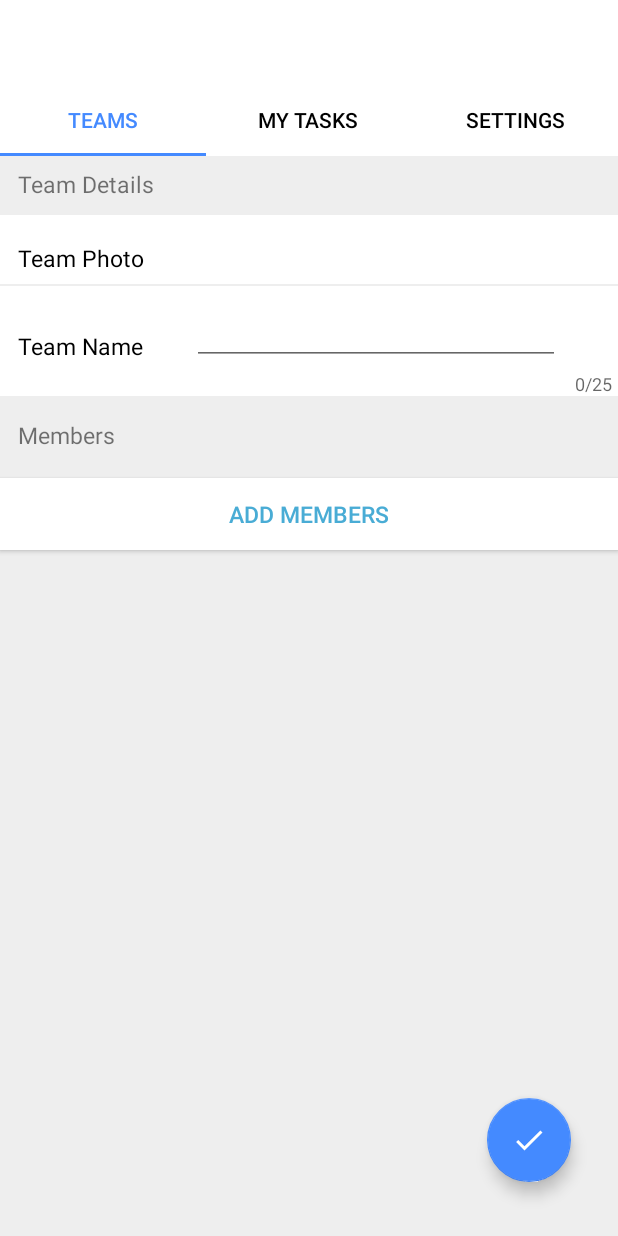
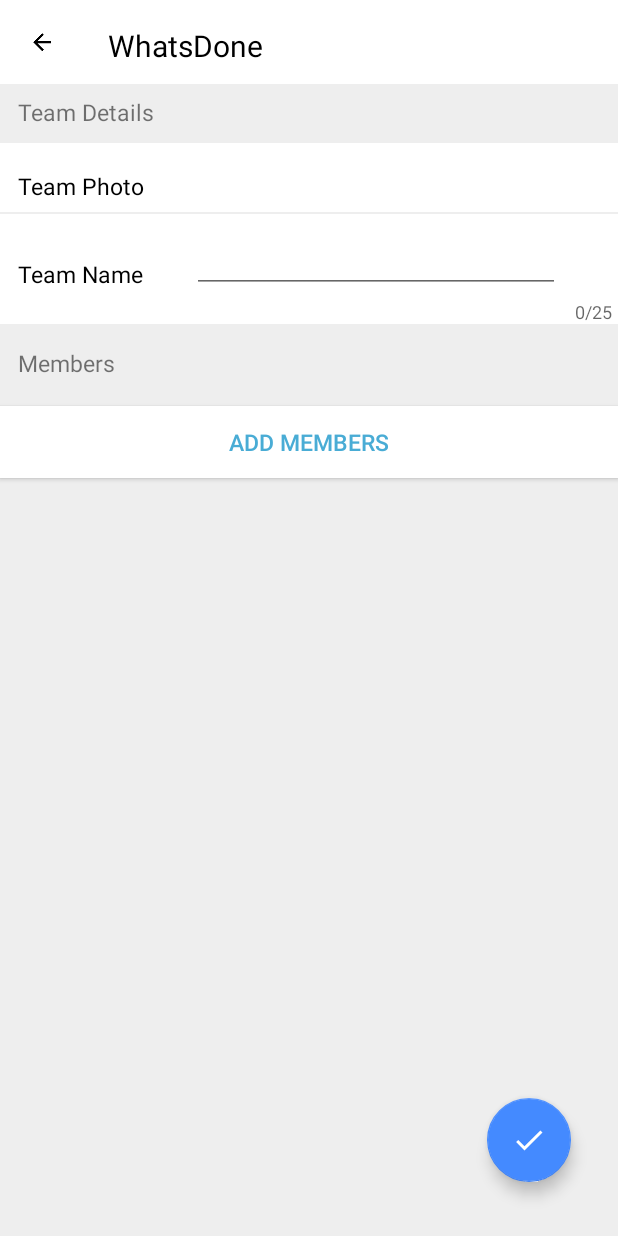
Before and after one commit to sriThariduSangeeth/TestAndroid, an Android app: the fragment InnerGroupTaskFragment placed in its activity, after a tap on an icon or button, on a phone screen of 412 x 824 dp. Run offline under Robolectric (Android 15) with nearby library versions, the phone set to English and light mode, and no system bars; our stand-ins replace CircleImageView, Firebase (no records; nobody signed in at launch, a user with empty details on screens opened directly), Picasso, Timber; libraries missing offline, so code that uses them is left out: com.baoyz.swipemenulistview, com.crashlytics.android, com.karumi.dexter, io.michaelrocks.libphonenumber, retrofit2.converter.jackson; plain views replace SwipeMenuListView; pictures from the network do not load; 12 statements that could not run were skipped.

Commit message:
Add activity for inner tasks and Add Edit groups

```diff
--- a/app/src/main/AndroidManifest.xml
+++ b/app/src/main/AndroidManifest.xml
@@ -54,6 +54,8 @@
         <activity android:name="app.whatsdone.android.ui.activity.ProfileCreationActivity"/>
         <activity android:name="app.whatsdone.android.ui.activity.CodeVerificationActivity"/>
         <activity android:name="app.whatsdone.android.ui.activity.InnerGroupDiscussionActivity"/>
+        <activity android:name=".ui.activity.InnerGroupTaskActivity" />
+
         <service
             android:name=".services.WhatsDoneFirebaseMessagingService"
             android:exported="false">
--- a/app/src/main/java/app/whatsdone/android/ui/activity/GroupsActivity.java
+++ b/app/src/main/java/app/whatsdone/android/ui/activity/GroupsActivity.java
@@ -24,21 +24,13 @@ import app.whatsdone.android.ui.fragments.SettingFragment;
 public class GroupsActivity extends AppCompatActivity {
 
     private TabLayout tabLayout;
-    private Context context=this;
     private Toolbar toolbar;
-    private static GroupsActivity instance;
     private GroupContainerFragment groupContainerFragment;
     private MyTaskContainerFragment myTaskContainerFragment;
     private SettingFragment settingFragment;
-    private GroupFragment groupFragment;
-    private MyTaskFragment myTaskFragment;
-    private GroupsRecyclerViewAdapter recyclerViewAdapter;
-    private AddGroupFragment addGroupFragment = new AddGroupFragment();
-    private InnerGroupTaskFragment innerGroupTaskFragment;
 
 
-
-   // private int[] tabIcons = {R.drawable.group, R.drawable.task, R.drawable.settings};
+    // private int[] tabIcons = {R.drawable.group, R.drawable.task, R.drawable.settings};
 
     @Override
     protected void onCreate(Bundle savedInstanceState) {
@@ -55,17 +47,7 @@ public class GroupsActivity extends AppCompatActivity {
         setSupportActionBar(toolbar);
         toolbar.setNavigationIcon(null);
 
-
-
         getSupportFragmentManager().beginTransaction().replace(R.id.activity_groups_constraint_layout, groupContainerFragment).commit();
-
-        Display display = getWindowManager().getDefaultDisplay();
-        Point size = new Point();
-        display.getSize(size);
-        int width = size.x;
-        int height = size.y;
-        System.out.println("Width  =" + width);
-        System.out.println("height = "+ height);
 
     }
 
@@ -91,7 +73,6 @@ public class GroupsActivity extends AppCompatActivity {
                        getSupportFragmentManager().beginTransaction().replace(R.id.activity_groups_constraint_layout, settingFragment).commit();
                        break;
 
-
                }
            }
 
@@ -105,11 +86,6 @@ public class GroupsActivity extends AppCompatActivity {
 
            }
        });
-    }
-
-    public static GroupsActivity getInstance()
-    {
-        return instance;
     }
 
 
--- /dev/null
+++ b/app/src/main/java/app/whatsdone/android/ui/activity/InnerGroupTaskActivity.java
@@ -0,0 +1,35 @@
+package app.whatsdone.android.ui.activity;
+
+import android.os.Bundle;
+import android.support.annotation.Nullable;
+import android.support.v4.app.Fragment;
+import android.support.v7.app.AppCompatActivity;
+
+import app.whatsdone.android.R;
+import app.whatsdone.android.model.Group;
+import app.whatsdone.android.ui.fragments.AddGroupFragment;
+import app.whatsdone.android.ui.fragments.InnerGroupTaskFragment;
+import app.whatsdone.android.utils.Constants;
+
+public class InnerGroupTaskActivity extends AppCompatActivity {
+
+    @Override
+    protected void onCreate(@Nullable Bundle savedInstanceState) {
+        super.onCreate(savedInstanceState);
+        setContentView(R.layout.activity_inner_group_task);
+
+        if(getIntent().getExtras() != null) {
+
+            Group group = getIntent().getExtras().getParcelable(Constants.ARG_GROUP);
+            String action = getIntent().getExtras().getString(Constants.ARG_ACTION);
+            Fragment fragment;
+            if(action != null && action.equals(Constants.ACTION_VIEW_GROUP)) {
+                fragment = AddGroupFragment.newInstance();
+            }else {
+                fragment = InnerGroupTaskFragment.newInstance(group);
+            }
+
+            getSupportFragmentManager().beginTransaction().replace(R.id.task_container, fragment).commit();
+        }
+    }
+}
--- a/app/src/main/java/app/whatsdone/android/ui/adapters/TaskInnerGroupRecyclerViewAdapter.java
+++ b/app/src/main/java/app/whatsdone/android/ui/adapters/TaskInnerGroupRecyclerViewAdapter.java
@@ -81,7 +81,7 @@ public class TaskInnerGroupRecyclerViewAdapter extends RecyclerView.Adapter<Task
             public void onClick(View v) {
                 AppCompatActivity activity = (AppCompatActivity) v.getContext();
                 Fragment myFragment = EditTaskFragment.newInstance(group, task);
-                activity.getSupportFragmentManager().beginTransaction().replace(R.id.group_container, myFragment).addToBackStack(null).commit();
+                activity.getSupportFragmentManager().beginTransaction().replace(R.id.task_container, myFragment).addToBackStack(null).commit();
             }
         });
 
--- a/app/src/main/java/app/whatsdone/android/ui/fragments/AddGroupFragment.java
+++ b/app/src/main/java/app/whatsdone/android/ui/fragments/AddGroupFragment.java
@@ -1,25 +1,12 @@
 package app.whatsdone.android.ui.fragments;
 
-import android.app.AlertDialog;
-import android.content.Context;
-import android.content.DialogInterface;
-import android.net.Uri;
 import android.os.Bundle;
 import android.support.v7.widget.Toolbar;
-import android.view.LayoutInflater;
 import android.view.View;
-import android.view.ViewGroup;
-import android.widget.Toast;
-
-import java.util.ArrayList;
-import java.util.List;
 
 import app.whatsdone.android.R;
 import app.whatsdone.android.model.Group;
 import app.whatsdone.android.services.AuthServiceImpl;
-import app.whatsdone.android.services.ContactService;
-import app.whatsdone.android.services.ContactServiceImpl;
-import app.whatsdone.android.ui.view.BaseGroupFragmentView;
 
 
 public class AddGroupFragment extends BaseFragment {
@@ -29,7 +16,6 @@ public class AddGroupFragment extends BaseFragment {
     public AddGroupFragment() {
         // Required empty public constructor
     }
-
 
     public static AddGroupFragment newInstance() {
         AddGroupFragment fragment = new AddGroupFragment();
@@ -43,34 +29,27 @@ public class AddGroupFragment extends BaseFragment {
         super.onCreate(savedInstanceState);
         group = new Group();
         toolbar =  getActivity().findViewById(R.id.toolbar);
-        toolbar.setTitle("Add Group");
+        toolbar.setTitle(getString(R.string.add_group));
         toolbar.setNavigationIcon(R.drawable.ic_arrow_back);
         toolbar.setNavigationOnClickListener(new View.OnClickListener() {
             @Override
             public void onClick(View v) {
                 toolbar.setNavigationIcon(null);
-                toolbar.setTitle("Whats Done");
+                toolbar.setTitle(getString(R.string.app_name));
                 getActivity().onBackPressed();
             }
         });
-
-
-
     }
-
-
 
     @Override
     public void save() {
 
         String currentUser = AuthServiceImpl.getCurrentUser().getDocumentID();
-
         contactNumbers.add(currentUser);
         group.setCreatedBy(currentUser);
-        if (group.getAdmins().size() == 0) {
+        if (group.getAdmins().isEmpty()) {
             group.getAdmins().add(currentUser);
         }
-
 
         presenter.create(this.group);
     }
--- a/app/src/main/java/app/whatsdone/android/ui/fragments/BaseFragment.java
+++ b/app/src/main/java/app/whatsdone/android/ui/fragments/BaseFragment.java
@@ -74,18 +74,15 @@ public abstract class BaseFragment extends Fragment implements BaseGroupFragment
 
     private static final int RESULT_LOAD_IMAGE = 0;
     private OnAddFragmentInteractionListener mListener;
-    private Button addMembers;
     protected CircleImageView circleImageView;
-    private Uri selectedImage;
-    protected List<String> contactNumbers = new ArrayList<String>();
-    protected List<String> contactName = new ArrayList<String>();
+    protected List<String> contactNumbers = new ArrayList<>();
+    protected List<String> contactName = new ArrayList<>();
     private final static int RQS_PICK_CONTACT = 1;
     private final int REQUEST_CODE = 99;
     private static final int PERMISSIONS_REQUEST_READ_CONTACTS = 100;
     protected AddEditGroupPresenter presenter;
     protected EditText teamName;
     protected Group group;
-    private ConstraintLayout constraintLayout;
     private List<Contact> members = new ArrayList<Contact>();
     private SwipeMenuListView swipeListView;
     ListViewCustomArrayAdapter adapter;
@@ -114,9 +111,9 @@ public abstract class BaseFragment extends Fragment implements BaseGroupFragment
 
         contactName = new ArrayList<>();
         circleImageView = view.findViewById(R.id.group_photo_image_view);
-        addMembers = view.findViewById(R.id.add_members_button);
+        Button addMembers = view.findViewById(R.id.add_members_button);
         teamName = view.findViewById(R.id.group_name_edit_text);
-        constraintLayout = view.findViewById(R.id.constraintLayout3);
+        ConstraintLayout constraintLayout = view.findViewById(R.id.constraintLayout3);
         swipeListView = view.findViewById(R.id.add_members_list_view);
 
         contactSet = new HashSet();
@@ -124,8 +121,6 @@ public abstract class BaseFragment extends Fragment implements BaseGroupFragment
         adapter = new ListViewCustomArrayAdapter(getActivity().getApplicationContext(), R.layout.member_list_layout, contactNumbers, members);
         swipeListView.setAdapter(adapter);
 
-        //arrayAdapter = new ArrayAdapter<String>(getContext(), R.layout.member_list_layout, contactName);
-        //swipeListView.setAdapter(arrayAdapter);
         contactNumbers.addAll(group.getMembers());
         members.addAll(ContactUtil.resolveContacts(group.getMembers()));
         adapter.notifyDataSetChanged();
@@ -181,7 +176,6 @@ public abstract class BaseFragment extends Fragment implements BaseGroupFragment
                 if (Build.VERSION.SDK_INT >= Build.VERSION_CODES.M && getContext().checkSelfPermission(Manifest.permission.READ_CONTACTS)
                         != PackageManager.PERMISSION_GRANTED) {
                     requestPermissions(new String[]{Manifest.permission.READ_CONTACTS}, PERMISSIONS_REQUEST_READ_CONTACTS);
-
 
                 }
 
@@ -298,7 +292,7 @@ public abstract class BaseFragment extends Fragment implements BaseGroupFragment
 
         //gallery
         if (requestCode == RESULT_LOAD_IMAGE && resultCode == RESULT_OK && null != data) {
-            selectedImage = data.getData();
+            Uri selectedImage = data.getData();
 
             String[] filePathColumn = {MediaStore.Images.Media.DATA};
 
--- a/app/src/main/java/app/whatsdone/android/ui/fragments/GroupContainerFragment.java
+++ b/app/src/main/java/app/whatsdone/android/ui/fragments/GroupContainerFragment.java
@@ -1,5 +1,6 @@
 package app.whatsdone.android.ui.fragments;
 
+import android.content.Intent;
 import android.os.Bundle;
 import android.support.v4.app.Fragment;
 import android.support.v4.app.FragmentManager;
@@ -10,6 +11,10 @@ import android.view.View;
 import android.view.ViewGroup;
 
 import app.whatsdone.android.R;
+import app.whatsdone.android.ui.activity.InnerGroupTaskActivity;
+import app.whatsdone.android.utils.Constants;
+
+import static app.whatsdone.android.utils.Constants.*;
 
 
 /**
@@ -70,13 +75,9 @@ public class GroupContainerFragment extends Fragment implements
 
     @Override
     public void onAddClicked() {
-        FragmentTransaction fragmentTransaction = fragmentManager.beginTransaction();
-        System.out.println("onAdd clicked");
-        fragment = AddGroupFragment.newInstance();
-        ((BaseFragment)fragment).setListener(this);
-        fragmentTransaction.addToBackStack(null);
-        fragmentTransaction.replace(R.id.group_container, fragment);
-        fragmentTransaction.commit();
+        Intent intent = new Intent(getActivity(), InnerGroupTaskActivity.class);
+        intent.putExtra(ARG_ACTION, ACTION_VIEW_GROUP);
+        getActivity().startActivity(intent);
     }
 
 
--- a/app/src/main/java/app/whatsdone/android/ui/fragments/GroupFragment.java
+++ b/app/src/main/java/app/whatsdone/android/ui/fragments/GroupFragment.java
@@ -7,32 +7,28 @@ import android.support.annotation.Nullable;
 import android.support.v4.app.Fragment;
 import android.support.v7.widget.LinearLayoutManager;
 import android.support.v7.widget.RecyclerView;
-import android.support.v7.widget.Toolbar;
 import android.support.v7.widget.helper.ItemTouchHelper;
-import android.util.Log;
 import android.view.LayoutInflater;
 import android.view.View;
 import android.view.ViewGroup;
-
-import com.crashlytics.android.Crashlytics;
 
 import java.util.ArrayList;
 import java.util.List;
 
 import app.whatsdone.android.R;
 import app.whatsdone.android.model.BaseEntity;
+import app.whatsdone.android.model.Group;
 import app.whatsdone.android.services.AuthServiceImpl;
+import app.whatsdone.android.ui.adapters.GroupSwipeController;
+import app.whatsdone.android.ui.adapters.GroupSwipeControllerActions;
 import app.whatsdone.android.ui.adapters.GroupsRecyclerViewAdapter;
-import app.whatsdone.android.ui.adapters.GroupSwipeController;
-import app.whatsdone.android.model.Group;
 import app.whatsdone.android.ui.presenter.GroupPresenter;
 import app.whatsdone.android.ui.presenter.GroupPresenterImpl;
 import app.whatsdone.android.ui.view.GroupFragmentView;
-import app.whatsdone.android.ui.adapters.GroupSwipeControllerActions;
-import de.hdodenhof.circleimageview.CircleImageView;
+import timber.log.Timber;
 
 
-public class GroupFragment extends Fragment implements GroupFragmentView{
+public class GroupFragment extends Fragment implements GroupFragmentView {
 
     private List<BaseEntity> groups = new ArrayList<>();
     private GroupsRecyclerViewAdapter adapter;
@@ -55,21 +51,15 @@ public class GroupFragment extends Fragment implements GroupFragmentView{
         View view = inflater.inflate(R.layout.fragment_groups_, container, false);
 
         myrecycler = view.findViewById(R.id.group_recycler_view);
-        CircleImageView circleImageView = view.findViewById(R.id.image_view_group);
-
 
         this.presenter = new GroupPresenterImpl();
         this.presenter.init(this);
 
 
-        view.findViewById(R.id.fab_add_group).setOnClickListener(new View.OnClickListener() {
-            @Override
-            public void onClick(View v) {
+        view.findViewById(R.id.fab_add_group).setOnClickListener(v -> {
 
-                if(listener != null) {
-                    listener.onAddClicked();
-                }
-
+            if (listener != null) {
+                listener.onAddClicked();
             }
         });
 
@@ -78,20 +68,16 @@ public class GroupFragment extends Fragment implements GroupFragmentView{
 
     }
 
-
     @Override
     public void updateGroups(List<BaseEntity> groups) {
         this.groups.clear();
         this.groups.addAll(groups);
         adapter.notifyDataSetChanged();
-
-
     }
 
 
     @Override
     public void onGroupDeleted() {
-
 
     }
 
@@ -105,12 +91,8 @@ public class GroupFragment extends Fragment implements GroupFragmentView{
 
     }
 
-
     public interface OnGroupFragmentInteractionListener {
-
         void onAddClicked();
-
-
     }
 
     public void setListener(OnGroupFragmentInteractionListener handler) {
@@ -124,8 +106,7 @@ public class GroupFragment extends Fragment implements GroupFragmentView{
         presenter.unSubscribe();
     }
 
-    private void setupRecyclerView()
-    {
+    private void setupRecyclerView() {
 
 
         myrecycler.setLayoutManager(new LinearLayoutManager(getContext()));
@@ -143,21 +124,20 @@ public class GroupFragment extends Fragment implements GroupFragmentView{
             public void onLeftClicked(int position) {
                 try {
                     Group group = adapter.getGroup(position);
-                    if(group.getCreatedBy().equals(AuthServiceImpl.getCurrentUser().getDocumentID())){
+                    if (group.getCreatedBy().equals(AuthServiceImpl.getCurrentUser().getDocumentID())) {
 
                         presenter.deleteTeam(groups.get(position).getDocumentID());
-                       adapter.notifyItemRemoved(position);
+                        adapter.notifyItemRemoved(position);
                         adapter.notifyItemRangeRemoved(position, groups.size());
                         adapter.notifyDataSetChanged();
-                    }
-                    else {
+                    } else {
                         presenter.leaveTeam(group.getDocumentID());
                         adapter.notifyDataSetChanged();
 
                     }
 
-                }catch (Exception e){
-                    Log.d("My", e.getMessage());
+                } catch (Exception e) {
+                    Timber.e(e);
                 }
 
             }
--- a/app/src/main/java/app/whatsdone/android/ui/fragments/InnerGroupTaskFragment.java
+++ b/app/src/main/java/app/whatsdone/android/ui/fragments/InnerGroupTaskFragment.java
@@ -119,7 +119,7 @@ public class InnerGroupTaskFragment extends Fragment implements TaskInnerGroupFr
             public void onClick(View v) {
                 AppCompatActivity activity = (AppCompatActivity) getContext();
                 Fragment myFragment = EditGroupFragment.newInstance(group);
-                activity.getSupportFragmentManager().beginTransaction().replace(R.id.group_container, myFragment).addToBackStack(null).commit();
+                activity.getSupportFragmentManager().beginTransaction().replace(R.id.task_container, myFragment).addToBackStack(null).commit();
 
 
             }
@@ -151,7 +151,7 @@ public class InnerGroupTaskFragment extends Fragment implements TaskInnerGroupFr
             public void onClick(View v) {
                 AppCompatActivity activity = (AppCompatActivity) v.getContext();
                 Fragment myFragment = AddTaskFragment.newInstance(group);
-                activity.getSupportFragmentManager().beginTransaction().replace(R.id.group_container, myFragment).addToBackStack(null).commit();
+                activity.getSupportFragmentManager().beginTransaction().replace(R.id.task_container, myFragment).addToBackStack(null).commit();
             }
         });
 
--- a/app/src/main/java/app/whatsdone/android/utils/Constants.java
+++ b/app/src/main/java/app/whatsdone/android/utils/Constants.java
@@ -72,6 +72,10 @@ public class Constants {
 
     public static final String SHARED_TOKEN = "token";
     public static final String DEFULT_CHAT_IMG_URL = "https://img.icons8.com/color/100/000000/user-group-man-man.png";
+    public static final String SHARED_PHONE = "phone_no";
 
-    public static final String SHARED_PHONE = "phone_no";
+    public static final String ACTION_ADD_GROUP = "add_group";
+    public static final String ACTION_VIEW_GROUP = "view_group";
+    public static final String ARG_GROUP = "group";
+    public static final String ARG_ACTION = "action";
 }
--- a/app/src/main/res/layout/activity_groups.xml
+++ b/app/src/main/res/layout/activity_groups.xml
@@ -28,15 +28,12 @@
         android:id="@+id/toolbar_title"
         android:layout_width="match_parent"
         android:layout_height="wrap_content"
-
         android:gravity="fill"
         android:textSize="20sp"
         android:textColor="@color/black"
-        android:text="Whatsdone"
-android:focusableInTouchMode="true"
-        android:paddingTop="5sp"
-
-        tools:ignore="MissingConstraints" />
+        android:text="@string/app_name"
+        android:focusableInTouchMode="true"
+        android:paddingTop="5sp" />
    </android.support.v7.widget.Toolbar>
     <!--
     <TextView
--- /dev/null
+++ b/app/src/main/res/layout/activity_inner_group_task.xml
@@ -0,0 +1,43 @@
+<?xml version="1.0" encoding="utf-8"?>
+<android.support.constraint.ConstraintLayout xmlns:android="http://schemas.android.com/apk/res/android"
+    android:layout_width="match_parent"
+    android:layout_height="match_parent"
+    xmlns:app="http://schemas.android.com/apk/res-auto">
+
+    <android.support.v7.widget.Toolbar
+
+        android:id="@+id/toolbar"
+        android:layout_width="0dp"
+        android:layout_height="wrap_content"
+        android:background="@color/white"
+        android:gravity="center_vertical"
+        app:layout_collapseMode="pin"
+        app:layout_constraintEnd_toEndOf="parent"
+        app:layout_constraintStart_toStartOf="parent"
+        app:layout_constraintTop_toTopOf="parent"
+        app:title=""
+        app:layout_scrollFlags="scroll|enterAlways"
+
+        app:navigationIcon="?attr/homeAsUpIndicator"
+        app:subtitleTextColor="@color/white">
+
+
+        <TextView
+            android:id="@+id/toolbar_title"
+            android:layout_width="match_parent"
+            android:layout_height="wrap_content"
+            android:gravity="fill"
+            android:textSize="20sp"
+            android:textColor="@color/black"
+            android:text="@string/app_name"
+            android:focusableInTouchMode="true"
+            android:paddingTop="5sp" />
+    </android.support.v7.widget.Toolbar>
+
+    <FrameLayout
+        android:id="@+id/task_container"
+        android:layout_width="match_parent"
+        android:layout_height="match_parent"
+        android:paddingTop="?attr/actionBarSize"/>
+
+</android.support.constraint.ConstraintLayout>
--- a/app/src/main/res/layout/fragment_add_group.xml
+++ b/app/src/main/res/layout/fragment_add_group.xml
@@ -5,16 +5,12 @@
 
     xmlns:app="http://schemas.android.com/apk/res-auto"
     xmlns:tools="http://schemas.android.com/tools"
-
     android:layout_width="match_parent"
     android:layout_height="match_parent"
     android:layout_gravity="center_vertical"
-
     android:layout_alignParentBottom="true"
     android:background="@color/background"
-    android:tag=""
-
-    >
+    android:tag="">
 
 
     <TextView
--- a/app/src/main/res/values/strings.xml
+++ b/app/src/main/res/values/strings.xml
@@ -74,4 +74,5 @@
     <string name="start_typing_status">Start typing</string>
     <string name="default_notification_channel_id">whats_done_channel</string>
     <string name="ADD_NEW_TASK">Add Task</string>
+    <string name="add_group">Add Group</string>
 </resources>
```
Also changed, not shown: app/src/main/java/app/whatsdone/android/services/WhatsDoneFirebaseMessagingService.java (+5 -4 lines), app/src/main/java/app/whatsdone/android/ui/adapters/GroupsRecyclerViewAdapter.java (+11 -10 lines), app/src/main/java/app/whatsdone/android/utils/ContactUtil.java (+14 -8 lines).
